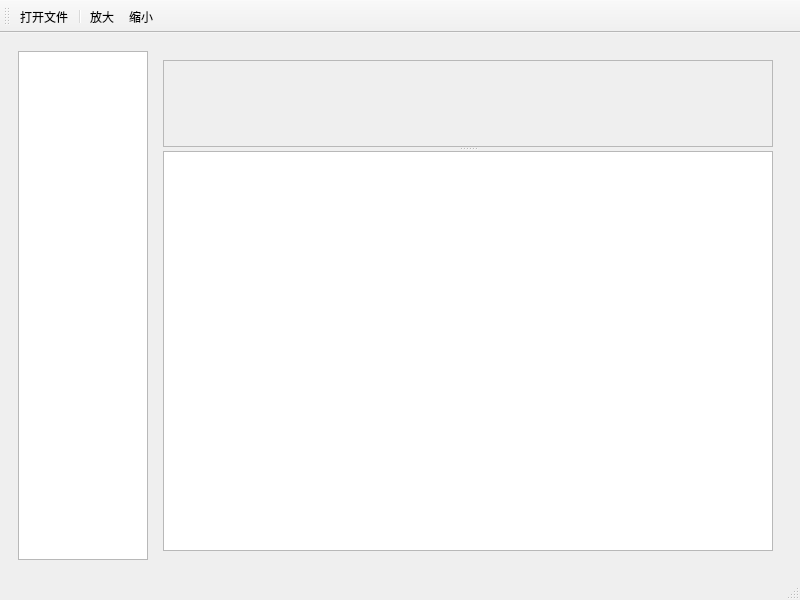
First picture: the form in ui/reader.ui, repository izerui/pp-ocr, before the edit.
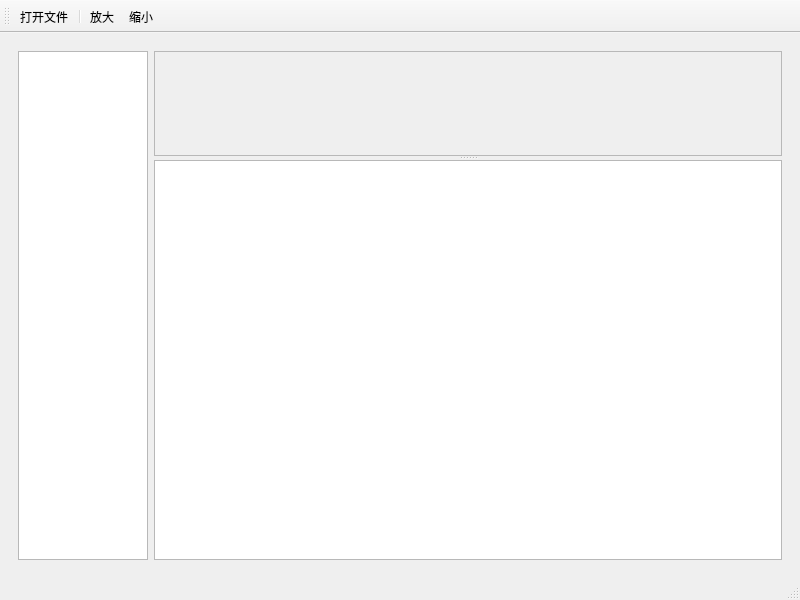
Second picture: the form after the edit. Icons and pictures are not drawn. Custom widgets are drawn as their Qt base class.

Commit message: 增加缩略图

What changed in the file:
```diff
--- a/ui/reader.ui
+++ b/ui/reader.ui
@@ -34,6 +34,18 @@
        <item>
         <widget class="QWidget" name="widget_2" native="true">
          <layout class="QGridLayout" name="gridLayout_4">
+          <property name="leftMargin">
+           <number>0</number>
+          </property>
+          <property name="topMargin">
+           <number>0</number>
+          </property>
+          <property name="rightMargin">
+           <number>0</number>
+          </property>
+          <property name="bottomMargin">
+           <number>0</number>
+          </property>
           <item row="0" column="0">
            <widget class="QSplitter" name="splitter_2">
             <property name="orientation">
@@ -48,8 +60,8 @@
                <rect>
                 <x>0</x>
                 <y>0</y>
-                <width>586</width>
-                <height>74</height>
+                <width>610</width>
+                <height>79</height>
                </rect>
               </property>
               <layout class="QGridLayout" name="gridLayout">
```
The commit also changes 2 other files.
